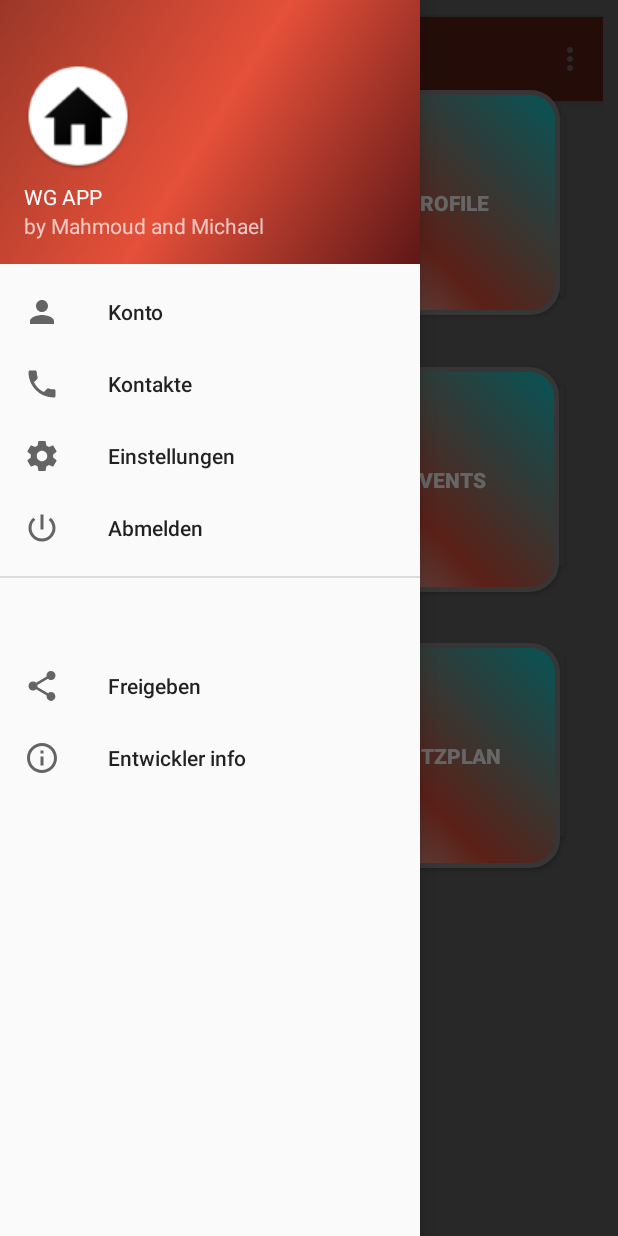
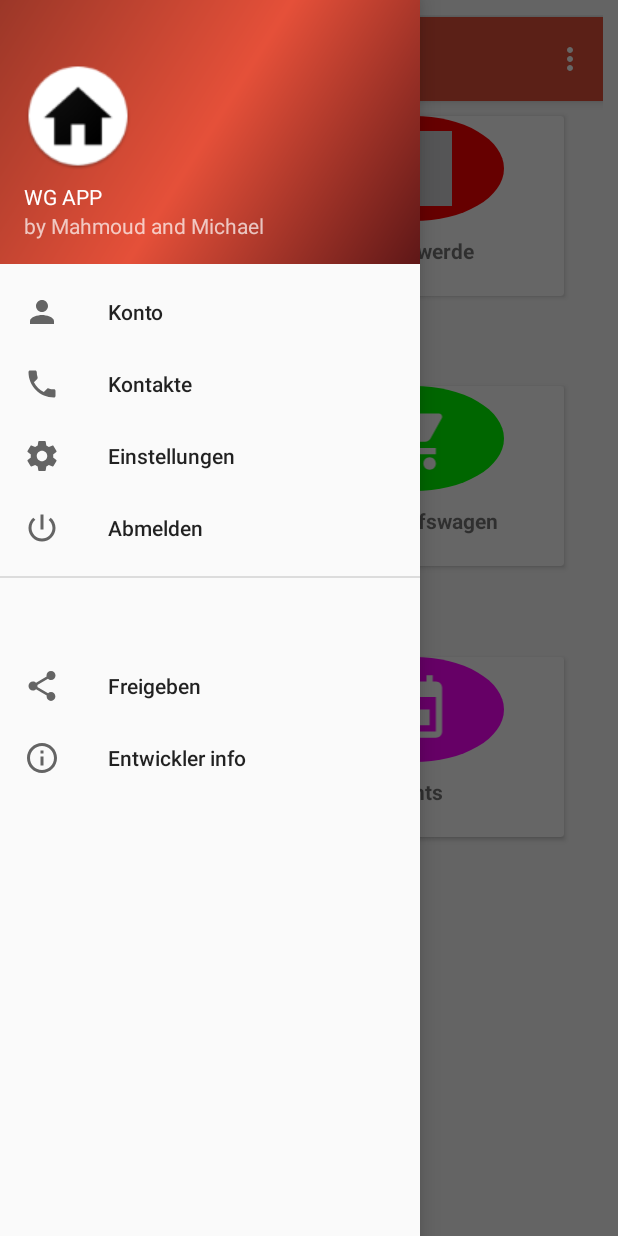
Before and after one commit to istmaghal/WGapplication, an Android app: the screen it shows after launch (MainActivity), with the side drawer open, on a phone screen of 412 x 824 dp. Run offline under Robolectric (Android 15) with nearby library versions, the phone set to English and light mode, and no system bars; plain views replace Constraints.

Commit message:
main activity

```diff
--- a/app/src/main/res/layout/activity_main.xml
+++ b/app/src/main/res/layout/activity_main.xml
@@ -13,10 +13,6 @@
         android:layout_width="match_parent"
         android:layout_height="match_parent" />
 
-    <include
-        layout="@layout/mainmenu"
-        android:layout_width="match_parent"
-        android:layout_height="match_parent" />
 
     <android.support.design.widget.NavigationView
         android:id="@+id/nav_view"
```
